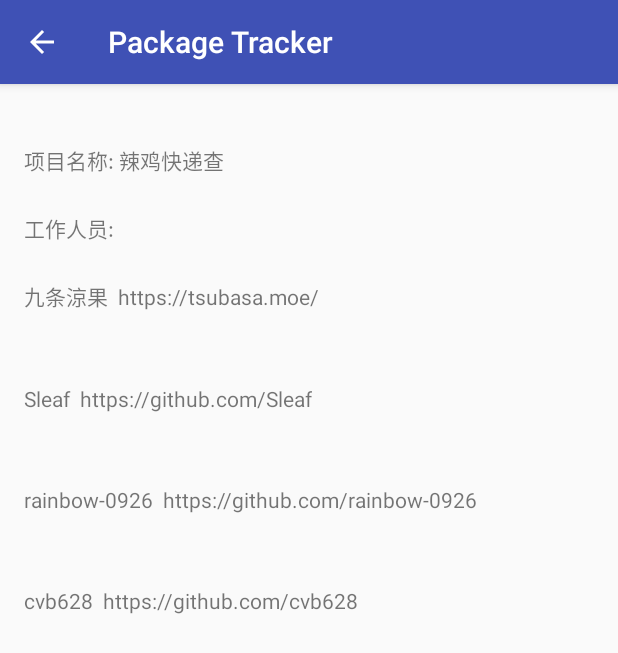
After one commit to enihsyou/PackageTracker, an Android app: the AboutActivity screen opened directly, with no data from a screen before it, on a phone screen of 412 x 824 dp. The commit adds this screen. Shown: the top 653 px of the screen. Run offline under Robolectric (Android 15) with nearby library versions, the light colour scheme and no system bars.

Commit message:
添加关于界面

```diff
--- /dev/null
+++ b/app/src/main/java/com/enihsyou/shane/packagetracker/activity/AboutActivity.java
@@ -0,0 +1,56 @@
+package com.enihsyou.shane.packagetracker.activity;
+
+import android.content.Intent;
+import android.net.Uri;
+import android.os.Bundle;
+import android.support.v7.app.AppCompatActivity;
+import android.view.View;
+import android.widget.TextView;
+import com.enihsyou.shane.packagetracker.R;
+
+public class AboutActivity extends AppCompatActivity {
+
+    @Override
+    protected void onCreate(Bundle savedInstanceState) {
+        super.onCreate(savedInstanceState);
+        setContentView(R.layout.activity_about);
+
+        TextView textView3 = (TextView)findViewById(R.id.textView3);
+        TextView textView4 = (TextView)findViewById(R.id.textView4);
+        TextView textView5 = (TextView)findViewById(R.id.textView5);
+        TextView textView6 = (TextView)findViewById(R.id.textView6);
+
+        textView3.setOnClickListener(new View.OnClickListener() {
+            @Override
+            public void onClick(View v) {
+                Intent web = new Intent(Intent.ACTION_VIEW);
+                web.setData(Uri.parse("https://tsubasa.moe/"));
+                startActivity(web);
+            }
+        });
+        textView4.setOnClickListener(new View.OnClickListener() {
+            @Override
+            public void onClick(View v) {
+                Intent web = new Intent(Intent.ACTION_VIEW);
+                web.setData(Uri.parse("https://github.com/Sleaf"));
+                startActivity(web);
+            }
+        });
+        textView5.setOnClickListener(new View.OnClickListener() {
+            @Override
+            public void onClick(View v) {
+                Intent web = new Intent(Intent.ACTION_VIEW);
+                web.setData(Uri.parse("https://github.com/rainbow-0926"));
+                startActivity(web);
+            }
+        });
+        textView6.setOnClickListener(new View.OnClickListener() {
+            @Override
+            public void onClick(View v) {
+                Intent web = new Intent(Intent.ACTION_VIEW);
+                web.setData(Uri.parse("https://github.com/cvb628"));
+                startActivity(web);
+            }
+        });
+    }
+}
--- a/app/src/main/java/com/enihsyou/shane/packagetracker/activity/MainActivity.java
+++ b/app/src/main/java/com/enihsyou/shane/packagetracker/activity/MainActivity.java
@@ -207,6 +207,9 @@ public class MainActivity extends AppCompatActivity
             case R.id.nav_settings:
                 startActivity(new Intent(this, SettingsActivity.class));
                 break;
+            case R.id.nav_about:
+                startActivity(new Intent(this, AboutActivity.class));
+                break;
         }
         mDrawer = (DrawerLayout) findViewById(R.id.drawer_layout);
         mDrawer.closeDrawer(GravityCompat.START);
--- /dev/null
+++ b/app/src/main/res/layout/activity_about.xml
@@ -0,0 +1,60 @@
+<?xml version="1.0" encoding="utf-8"?>
+<RelativeLayout xmlns:android="http://schemas.android.com/apk/res/android"
+    xmlns:tools="http://schemas.android.com/tools"
+    android:id="@+id/activity_about"
+    android:layout_width="match_parent"
+    android:layout_height="match_parent"
+    android:paddingBottom="@dimen/activity_vertical_margin"
+    android:paddingLeft="@dimen/activity_horizontal_margin"
+    android:paddingRight="@dimen/activity_horizontal_margin"
+    android:paddingTop="@dimen/activity_vertical_margin"
+    tools:context="com.enihsyou.shane.packagetracker.activity.AboutActivity">
+
+<TextView
+    android:id="@+id/textView"
+    android:layout_width="wrap_content"
+    android:layout_height="wrap_content"
+    android:layout_alignParentStart="true"
+    android:layout_alignParentTop="true"
+    android:paddingBottom="24dp"
+    android:paddingTop="24dp"
+    android:text="项目名称: 辣鸡快递查" /><TextView
+    android:id="@+id/textView2"
+    android:layout_width="wrap_content"
+    android:layout_height="wrap_content"
+    android:layout_alignParentStart="true"
+    android:layout_below="@+id/textView"
+
+    android:text="工作人员:" /><TextView
+    android:id="@+id/textView3"
+    android:layout_width="wrap_content"
+    android:layout_height="wrap_content"
+    android:layout_alignParentStart="true"
+    android:layout_below="@+id/textView2"
+    android:paddingBottom="24dp"
+    android:paddingTop="24dp"
+    android:text="九条涼果  https://tsubasa.moe/" /><TextView
+    android:id="@+id/textView4"
+    android:layout_width="wrap_content"
+    android:layout_height="wrap_content"
+    android:layout_alignParentStart="true"
+    android:layout_below="@+id/textView3"
+    android:paddingBottom="24dp"
+    android:paddingTop="24dp"
+    android:text="Sleaf  https://github.com/Sleaf" /><TextView
+    android:id="@+id/textView5"
+    android:layout_width="wrap_content"
+    android:layout_height="wrap_content"
+    android:layout_alignParentStart="true"
+    android:layout_below="@+id/textView4"
+    android:paddingBottom="24dp"
+    android:paddingTop="24dp"
+    android:text="rainbow-0926  https://github.com/rainbow-0926" /><TextView
+    android:id="@+id/textView6"
+    android:layout_width="wrap_content"
+    android:layout_height="wrap_content"
+    android:layout_alignParentStart="true"
+    android:layout_below="@+id/textView5"
+    android:paddingBottom="24dp"
+    android:paddingTop="24dp"
+    android:text="cvb628  https://github.com/cvb628" /></RelativeLayout>
--- a/app/src/main/res/menu/activity_main_drawer.xml
+++ b/app/src/main/res/menu/activity_main_drawer.xml
@@ -23,5 +23,9 @@
             android:id="@+id/nav_settings"
             android:icon="@drawable/ic_menu_manage"
             android:title="@string/action_settings" />
+        <item
+            android:id="@+id/nav_about"
+            android:icon="@drawable/ic_info_black_24dp"
+            android:title="@string/action_about" />
     </group>
 </menu>
--- a/app/src/main/res/values/strings.xml
+++ b/app/src/main/res/values/strings.xml
@@ -108,5 +108,5 @@
     <string name="error_invalid_password">This password is too short</string>
     <string name="error_incorrect_password">This password is incorrect</string>
     <string name="error_field_required">This field is required</string>
-    <string name="permission_rationale">"Contacts permissions are needed for providing email completions."</string><string name="username">Username</string><string name="email_address">Email Address</string>
+    <string name="permission_rationale">"Contacts permissions are needed for providing email completions."</string><string name="username">Username</string><string name="email_address">Email Address</string><string name="action_about">关于</string>
 </resources>
```
Also changed, not shown: app/src/main/AndroidManifest.xml (+7 -0 lines), app/src/main/res/drawable/header.png (deleted).
